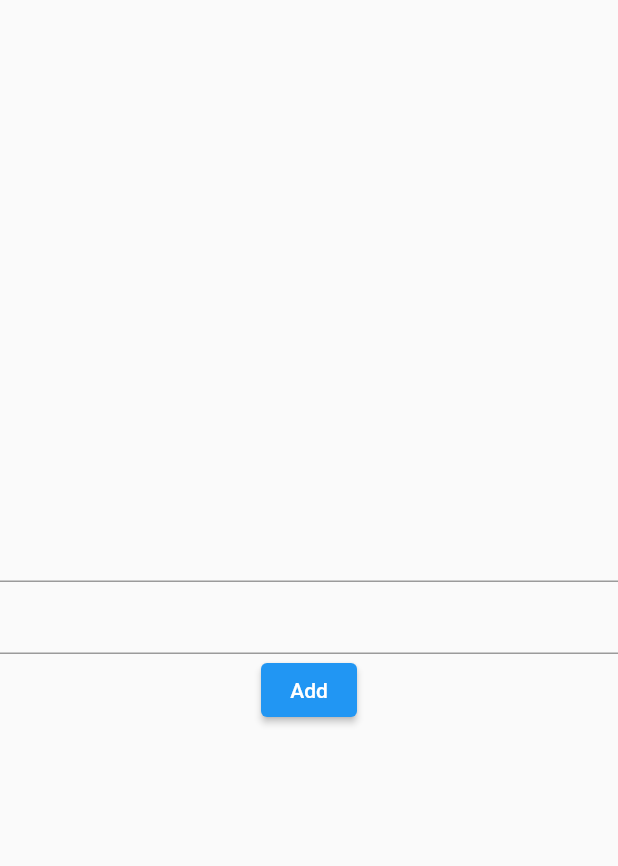
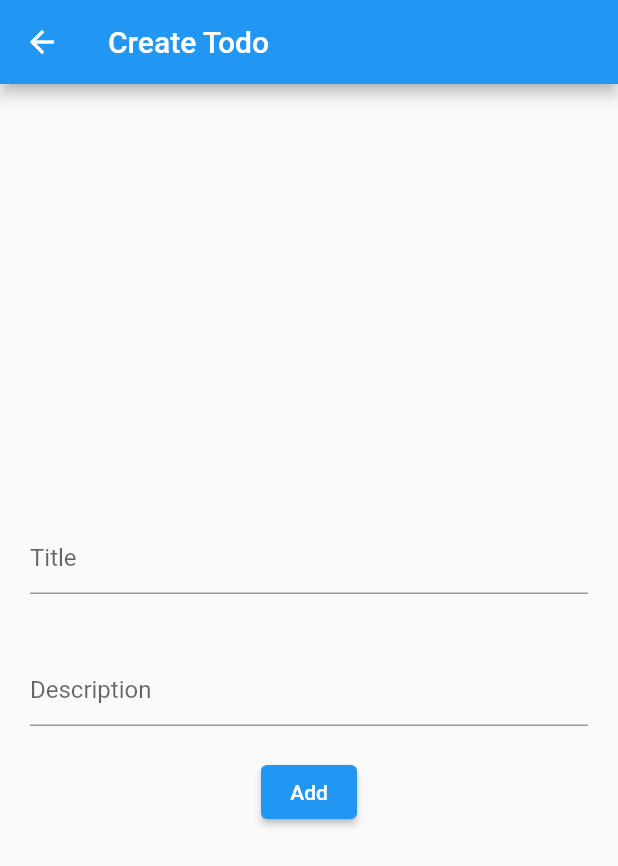
Before and after one commit to EhisEA/Todo_with_sqflite, a Flutter app: the screen it shows after launch, after a tap on the "add" icon, on a phone screen of 412 x 824 dp. Shown: the top 866 px of the screen. Run offline on Flutter 3.47's test engine with Material 2 defaults, Android fonts, the phone set to English and light mode, and no system bars; our stand-ins replace stacked; missing offline and left inert: sqlbrite; statements that could not run were skipped.

Commit message:
wrap database with stream listeners

```diff
--- a/lib/database/database.dart
+++ b/lib/database/database.dart
@@ -1,7 +1,7 @@
 import 'dart:developer';
 
 import 'package:path/path.dart';
-import 'package:sqflite/sqflite.dart';
+import 'package:sqlbrite/sqlbrite.dart';
 import 'package:todo_sqflite/models/todo_model.dart';
 
 const String databaseName = 'todo3.db';
@@ -13,6 +13,116 @@ const String columnDescription = 'description';
 class DatabaseHelper {
   static final DatabaseHelper instance = DatabaseHelper._init();
   DatabaseHelper._init();
+
+  // Constants for the database name and version.
+  static const _databaseName = 'Todo6.db';
+  static const _databaseVersion = 1;
+  // Table name
+  static const todoTable = 'Todo';
+
+  static BriteDatabase? _streamDatabase;
+  static Database? _database;
+
+// TODO: Add create database code here
+
+// create table
+  Future _onCreate(Database db, int version) async {
+    // create todo table in the database
+    await db.execute('''
+      Create Table $todoTable(
+        ${TodoField.id} Integer Primary Key autoincrement,
+        ${TodoField.title} Text not null,
+        ${TodoField.description} Text not null
+
+      )
+      ''');
+  }
+
+// open
+
+  Future<Database> _initDatabase() async {
+    // get database directory
+    final documentDirectory = await getDatabasesPath();
+    // get path to databas file
+    final path = join(documentDirectory, _databaseName);
+
+    // open database with path
+    // set database version
+    // set the onCreate function is called
+    // when database is newly created
+    return openDatabase(path, version: _databaseVersion, onCreate: _onCreate);
+  }
+
+  // get database object/instance
+  Future<Database> get database async {
+    // retrun database if it already exist
+    if (_database != null) return _database!;
+
+    // initialise database
+    // set _database and _streamDatabase with database value
+    if (_database == null) {
+      _database = await _initDatabase();
+      _streamDatabase = BriteDatabase(_database!);
+    }
+
+    return _database!;
+  }
+
+  // get stream database object/instance
+  Future<BriteDatabase> get streamDatabase async {
+    // check and initialize database
+    await database;
+    // retrun _streamDatabase instance
+    return _streamDatabase!;
+  }
+
+//insert
+
+  Future<int> insert(String table, Map<String, dynamic> rowData) async {
+    final db = await instance.streamDatabase;
+    return db.insert(table, rowData);
+  }
+
+  Future<int> insertTodo(
+      {required String title, required String description}) async {
+    Map<String, dynamic> value = {
+      TodoField.title: title,
+      TodoField.description: description,
+    };
+    return insert(todoTable, value);
+  }
+
+// Fetch
+  Stream<List<Todo>> watchTodo() async* {
+    final db = await instance.streamDatabase;
+    yield* db.createQuery(todoTable).mapToList((row) => Todo.fromJson(row));
+  }
+
+  Future<List<Todo>> getAllTodo() async {
+    final db = await instance.database;
+    List<Map<String, dynamic>> data = await db.query(todoTable);
+    return data.map<Todo>((row) => Todo.fromJson(row)).toList();
+  }
+
+//Delete
+  Future<int> delete(String table, int id) async {
+    final db = await instance.streamDatabase;
+    return db.delete(
+      table,
+      where: "${TodoField.id}=?",
+      whereArgs: [id],
+    );
+  }
+
+  Future<int> deleteTodo(Todo todo) {
+    return delete(todoTable, todo.id);
+  }
+
+//close
+
+  void close() async {
+    await _streamDatabase?.close();
+  }
 }
 
 class TodoProvider {
--- /dev/null
+++ b/lib/database/repo.dart
@@ -0,0 +1,15 @@
+import 'package:todo_sqflite/models/todo_model.dart';
+
+abstract class Repository {
+  Future init();
+
+  Future close();
+
+  Future<List<Todo>> getAllTodo();
+
+  Future<int> deleteTodo(Todo todo);
+
+  Future<int> insertTodo({required String title, required String description});
+
+  Stream<List<Todo>> watchTodo();
+}
--- /dev/null
+++ b/lib/database/sql_service.dart
@@ -0,0 +1,40 @@
+import 'dart:developer';
+
+import 'package:flutter/material.dart';
+import 'package:todo_sqflite/database/database.dart';
+import 'package:todo_sqflite/database/repo.dart';
+import 'package:todo_sqflite/models/todo_model.dart';
+
+class SqlService extends Repository {
+  final db = DatabaseHelper.instance;
+  @override
+  Future init() async {
+    await db.database;
+  }
+
+  @override
+  Future<int> deleteTodo(Todo todo) async {
+    return await db.deleteTodo(todo);
+  }
+
+  @override
+  Future<List<Todo>> getAllTodo() async {
+    return await db.getAllTodo();
+  }
+
+  @override
+  Future<int> insertTodo(
+      {required String title, required String description}) async {
+    return await db.insertTodo(title: title, description: description);
+  }
+
+  @override
+  Stream<List<Todo>> watchTodo() {
+    return db.watchTodo();
+  }
+
+  @override
+  Future close() async {
+    db.close();
+  }
+}
--- a/lib/main.dart
+++ b/lib/main.dart
@@ -1,4 +1,5 @@
 import 'package:flutter/material.dart';
+import 'package:todo_sqflite/database/sql_service.dart';
 import 'package:todo_sqflite/views/todo_list_view.dart';
 
 void main() {
--- a/lib/models/todo_model.dart
+++ b/lib/models/todo_model.dart
@@ -1,3 +1,12 @@
+///this is to create consistnecy for the field
+///names used across the app
+///e.g for sql table and map creation
+class TodoField {
+  static const id = "id";
+  static const title = "title";
+  static const description = "description";
+}
+
 class Todo {
   int id;
   String title;
@@ -6,19 +15,18 @@ class Todo {
 
   Todo({
     required this.id,
-    // required this.category,
     required this.description,
     required this.title,
   });
 
   factory Todo.fromJson(Map json) => Todo(
-        id: json["id"],
-        title: json["title"],
-        description: json["description"],
+        id: json[TodoField.id],
+        title: json[TodoField.title],
+        description: json[TodoField.description],
       );
   toMap() => {
-        "id": id,
-        "title": title,
-        "description": description,
+        TodoField.id: id,
+        TodoField.title: title,
+        TodoField.description: description,
       };
 }
--- /dev/null
+++ b/lib/views/create_todo.dart
@@ -0,0 +1,51 @@
+import 'package:flutter/material.dart';
+import 'package:stacked/stacked.dart';
+import 'package:todo_sqflite/views/view_models/create_view_model.dart';
+
+class CreateTodo extends StatelessWidget {
+  const CreateTodo({Key? key}) : super(key: key);
+
+  @override
+  Widget build(BuildContext context) {
+    return ViewModelBuilder<CreateViewModel>.reactive(
+      viewModelBuilder: () => CreateViewModel(),
+      builder: (context, model, _) {
+        return Scaffold(
+          appBar: AppBar(
+            title: const Text("Create Todo"),
+          ),
+          body: Center(
+            child: Column(
+              crossAxisAlignment: CrossAxisAlignment.center,
+              mainAxisAlignment: MainAxisAlignment.center,
+              children: [
+                Padding(
+                  padding: const EdgeInsets.all(20.0),
+                  child: TextField(
+                    decoration: const InputDecoration(hintText: "Title"),
+                    controller: model.title,
+                  ),
+                ),
+                Padding(
+                  padding: const EdgeInsets.all(20.0),
+                  child: TextField(
+                    decoration: const InputDecoration(hintText: "Description"),
+                    maxLines: null,
+                    controller: model.description,
+                  ),
+                ),
+                ElevatedButton(
+                  onPressed: () async {
+                    bool result = await model.addTodo();
+                    if (result) Navigator.of(context).pop();
+                  },
+                  child: const Text("Add"),
+                ),
+              ],
+            ),
+          ),
+        );
+      },
+    );
+  }
+}
--- a/lib/views/todo_list_view.dart
+++ b/lib/views/todo_list_view.dart
@@ -1,8 +1,9 @@
-import 'dart:developer';
-
 import 'package:flutter/material.dart';
 import 'package:stacked/stacked.dart';
-import 'package:todo_sqflite/views/todo_list_view_model.dart';
+import 'package:todo_sqflite/models/todo_model.dart';
+import 'package:todo_sqflite/views/view_models/todo_list_view_model.dart';
+
+import 'create_todo.dart';
 
 class TodoListView extends StatelessWidget {
   const TodoListView({Key? key}) : super(key: key);
@@ -10,10 +11,14 @@ class TodoListView extends StatelessWidget {
   @override
   Widget build(BuildContext context) {
     return Scaffold(
+      appBar: AppBar(
+        title: const Text("Todos"),
+      ),
       floatingActionButton: FloatingActionButton(
         onPressed: () {
-          Navigator.of(context)
-              .push(MaterialPageRoute(builder: (constext) => const Er()));
+          Navigator.of(context).push(MaterialPageRoute(
+            builder: (constext) => const CreateTodo(),
+          ));
         },
         child: const Icon(Icons.add),
       ),
@@ -24,22 +29,27 @@ class TodoListView extends StatelessWidget {
           if (model.isBusy) {
             return const Center(child: CircularProgressIndicator());
           }
+          return StreamBuilder<List<Todo>>(
+            stream: model.sqlService.watchTodo(),
+            builder: (context, snapshot) {
+              List<Todo> todos = snapshot.data ?? [];
               return ListView.builder(
-            itemCount: model.todos.length,
+                itemCount: todos.length,
                 itemBuilder: (context, index) {
-              log(model.todos[index].toMap().toString());
                   return ListTile(
                     leading: CircleAvatar(
-                  child: Text(model.todos[index].id.toString()),
+                      child: Text(todos[index].id.toString()),
                     ),
                     title: Text(
-                  model.todos[index].title,
+                      todos[index].title,
                       style: const TextStyle(color: Colors.black),
                     ),
                     subtitle: Text(
-                  model.todos[index].description,
+                      todos[index].description,
                       style: const TextStyle(color: Colors.black),
                     ),
+                  );
+                },
               );
             },
           );
@@ -48,37 +58,3 @@ class TodoListView extends StatelessWidget {
     );
   }
 }
-
-class Er extends StatelessWidget {
-  const Er({Key? key}) : super(key: key);
-
-  @override
-  Widget build(BuildContext context) {
-    return ViewModelBuilder<AddTodoViewModel>.reactive(
-        viewModelBuilder: () => AddTodoViewModel(),
-        builder: (context, model, _) {
-          return Scaffold(
-              body: Center(
-            child: Column(
-              crossAxisAlignment: CrossAxisAlignment.center,
-              mainAxisAlignment: MainAxisAlignment.center,
-              children: [
-                TextField(
-                  controller: model.title,
-                ),
-                TextField(
-                  controller: model.description,
-                ),
-                ElevatedButton(
-                  onPressed: () async {
-                    bool result = await model.addTodo();
-                    if (result) Navigator.of(context).pop();
-                  },
-                  child: const Text("Add"),
-                ),
-              ],
-            ),
-          ));
-        });
-  }
-}
--- /dev/null
+++ b/lib/views/view_models/create_view_model.dart
@@ -0,0 +1,19 @@
+import 'package:flutter/material.dart';
+import 'package:stacked/stacked.dart';
+import 'package:todo_sqflite/database/sql_service.dart';
+import 'package:todo_sqflite/models/todo_model.dart';
+
+class CreateViewModel extends BaseViewModel {
+  final TextEditingController title = TextEditingController();
+  final TextEditingController description = TextEditingController();
+  SqlService sqlService = SqlService();
+
+  List<Todo> todos = [];
+  addTodo() async {
+    setBusy(true);
+    int result = await sqlService.insertTodo(
+        title: title.text, description: description.text);
+    setBusy(false);
+    return result != 0;
+  }
+}
--- a/lib/views/todo_list_view_model.dart
+++ b/lib/views/view_models/todo_list_view_model.dart
@@ -1,11 +1,22 @@
 import 'package:flutter/material.dart';
 import 'package:stacked/stacked.dart';
 import 'package:todo_sqflite/database/database.dart';
+import 'package:todo_sqflite/database/sql_service.dart';
 import 'package:todo_sqflite/models/todo_model.dart';
 
 class TodoListViewModel extends BaseViewModel {
   TodoProvider todoDBHelper = TodoProvider();
   List<Todo> todos = [];
+  SqlService sqlService = SqlService();
+  TodoListViewModel() {
+    sqlService.init();
+  }
+  @override
+  dispose() {
+    sqlService.close();
+    super.dispose();
+  }
+
   getTodos() async {
     setBusy(true);
     await Future.delayed(const Duration(seconds: 5));
@@ -13,18 +24,3 @@ class TodoListViewModel extends BaseViewModel {
     setBusy(false);
   }
 }
-
-class AddTodoViewModel extends BaseViewModel {
-  final TextEditingController title = TextEditingController();
-  final TextEditingController description = TextEditingController();
-
-  TodoProvider todoDBHelper = TodoProvider();
-  List<Todo> todos = [];
-  addTodo() async {
-    setBusy(true);
-    bool success = await todoDBHelper.insert(
-        title: title.text, description: description.text);
-    setBusy(false);
-    return success;
-  }
-}
--- a/pubspec.yaml
+++ b/pubspec.yaml
@@ -38,6 +38,7 @@ dependencies:
   stacked: ^2.2.7+1
   provider: ^6.0.2
   path:
+  sqlbrite: ^2.2.0
 
 dev_dependencies:
   flutter_test:
```
Also changed, not shown: pubspec.lock. Lines whose indentation alone changed are shown as unchanged.
